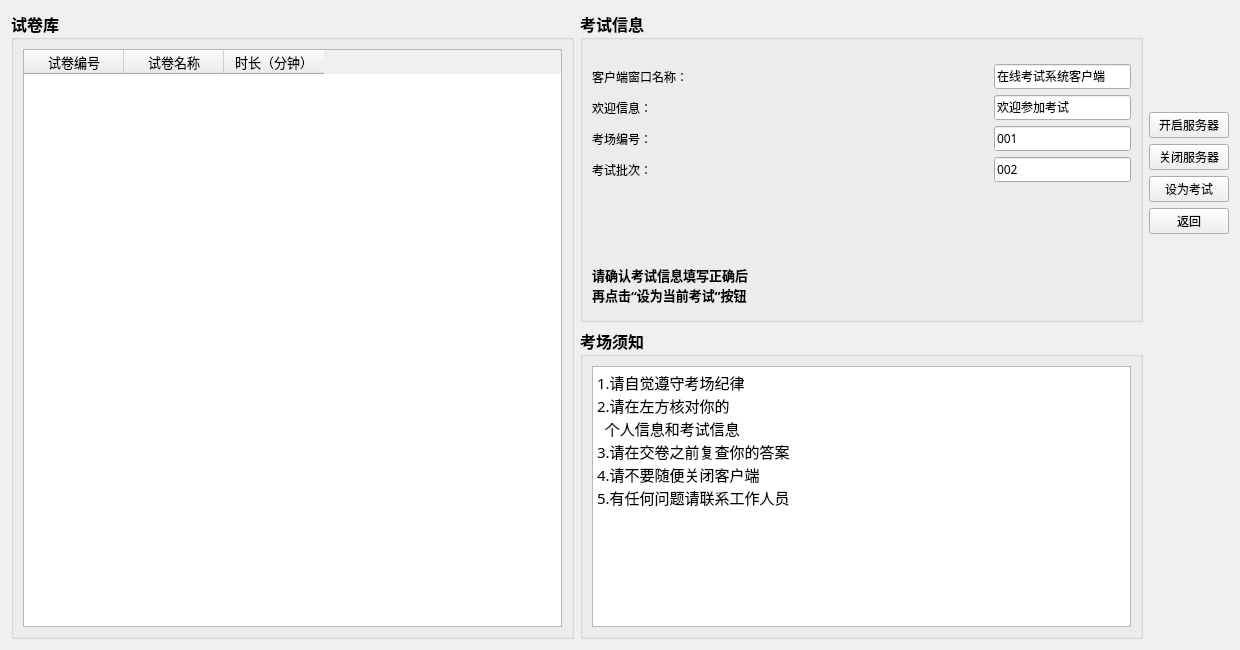
Old version of the form server/examsetting.ui in the repository AlanForeverAi/Exams.
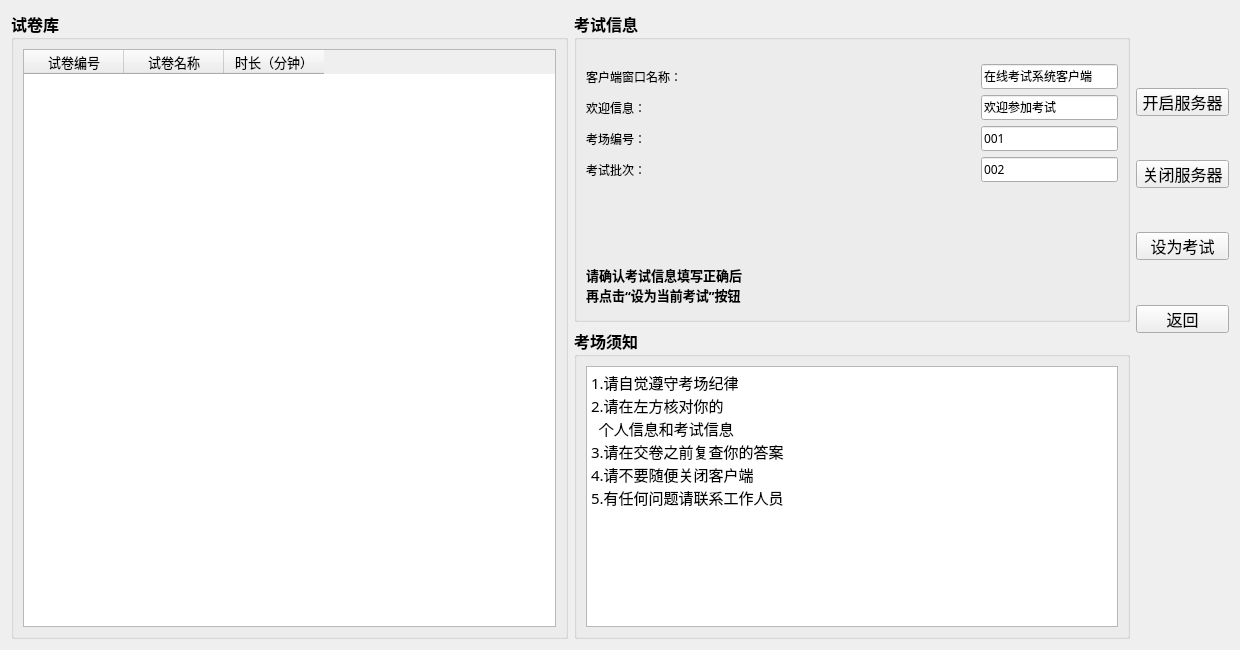
New version of the form.

Patch:
```diff
--- a/server/examsetting.ui
+++ b/server/examsetting.ui
@@ -501,16 +501,22 @@
              <verstretch>0</verstretch>
             </sizepolicy>
            </property>
+           <property name="minimumSize">
+            <size>
+             <width>93</width>
+             <height>28</height>
+            </size>
+           </property>
            <property name="maximumSize">
             <size>
-             <width>16777215</width>
-             <height>1111</height>
+             <width>93</width>
+             <height>28</height>
             </size>
            </property>
            <property name="font">
             <font>
              <family>SimSun-ExtB</family>
-             <pointsize>9</pointsize>
+             <pointsize>12</pointsize>
              <weight>50</weight>
              <italic>false</italic>
              <bold>false</bold>
@@ -526,6 +532,19 @@
            </property>
           </widget>
          </item>
+         <item>
+          <spacer name="verticalSpacer_13">
+           <property name="orientation">
+            <enum>Qt::Vertical</enum>
+           </property>
+           <property name="sizeHint" stdset="0">
+            <size>
+             <width>20</width>
+             <height>40</height>
+            </size>
+           </property>
+          </spacer>
+         </item>
          <item>
           <widget class="QPushButton" name="pushButton_closeServer">
            <property name="sizePolicy">
@@ -534,16 +553,22 @@
              <verstretch>0</verstretch>
             </sizepolicy>
            </property>
+           <property name="minimumSize">
+            <size>
+             <width>93</width>
+             <height>28</height>
+            </size>
+           </property>
            <property name="maximumSize">
             <size>
-             <width>16777215</width>
-             <height>1111</height>
+             <width>93</width>
+             <height>28</height>
             </size>
            </property>
            <property name="font">
             <font>
              <family>SimSun-ExtB</family>
-             <pointsize>9</pointsize>
+             <pointsize>12</pointsize>
              <weight>50</weight>
              <italic>false</italic>
              <bold>false</bold>
@@ -559,6 +584,19 @@
            </property>
           </widget>
          </item>
+         <item>
+          <spacer name="verticalSpacer_14">
+           <property name="orientation">
+            <enum>Qt::Vertical</enum>
+           </property>
+           <property name="sizeHint" stdset="0">
+            <size>
+             <width>20</width>
+             <height>40</height>
+            </size>
+           </property>
+          </spacer>
+         </item>
          <item>
           <widget class="QPushButton" name="pushButton_send">
            <property name="sizePolicy">
@@ -567,10 +605,22 @@
              <verstretch>0</verstretch>
             </sizepolicy>
            </property>
+           <property name="minimumSize">
+            <size>
+             <width>93</width>
+             <height>28</height>
+            </size>
+           </property>
+           <property name="maximumSize">
+            <size>
+             <width>93</width>
+             <height>28</height>
+            </size>
+           </property>
            <property name="font">
             <font>
              <family>SimSun-ExtB</family>
-             <pointsize>9</pointsize>
+             <pointsize>12</pointsize>
             </font>
            </property>
            <property name="text">
@@ -578,6 +628,19 @@
            </property>
           </widget>
          </item>
+         <item>
+          <spacer name="verticalSpacer_15">
+           <property name="orientation">
+            <enum>Qt::Vertical</enum>
+           </property>
+           <property name="sizeHint" stdset="0">
+            <size>
+             <width>20</width>
+             <height>40</height>
+            </size>
+           </property>
+          </spacer>
+         </item>
          <item>
           <widget class="QPushButton" name="pushButton_back">
            <property name="sizePolicy">
@@ -586,16 +649,22 @@
              <verstretch>0</verstretch>
             </sizepolicy>
            </property>
+           <property name="minimumSize">
+            <size>
+             <width>93</width>
+             <height>28</height>
+            </size>
+           </property>
            <property name="maximumSize">
             <size>
-             <width>16777215</width>
-             <height>1111</height>
+             <width>93</width>
+             <height>28</height>
             </size>
            </property>
            <property name="font">
             <font>
              <family>SimSun-ExtB</family>
-             <pointsize>9</pointsize>
+             <pointsize>12</pointsize>
              <weight>50</weight>
              <italic>false</italic>
              <bold>false</bold>
```
Left out of the diff: 3 changed lines with no effect on the pictures.
